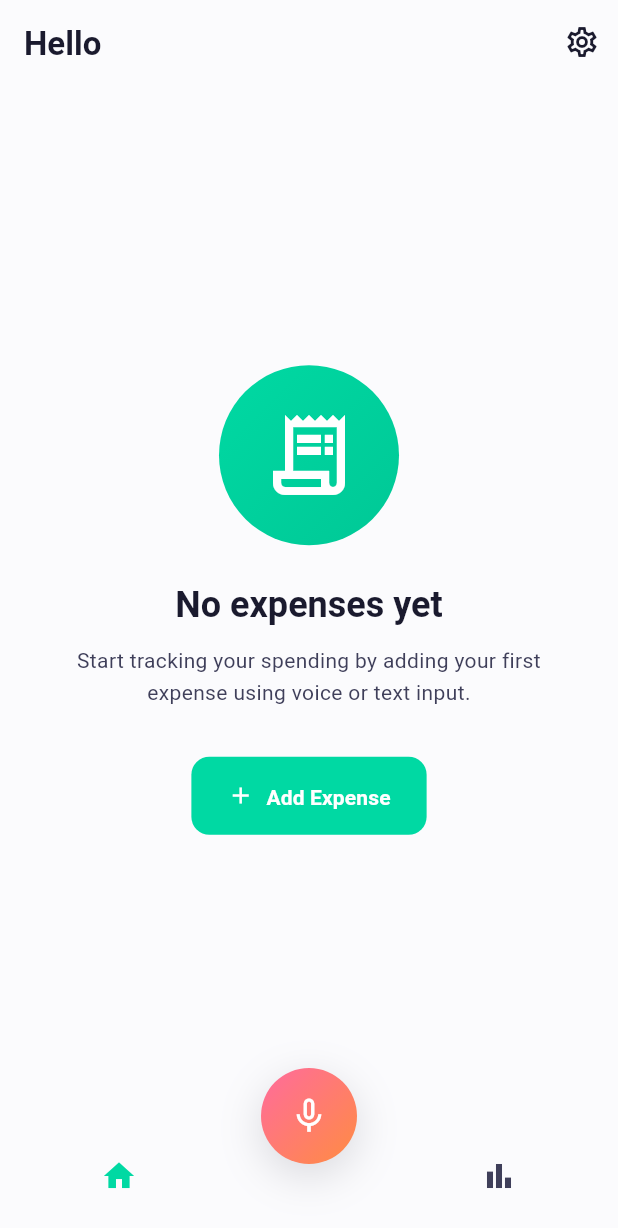
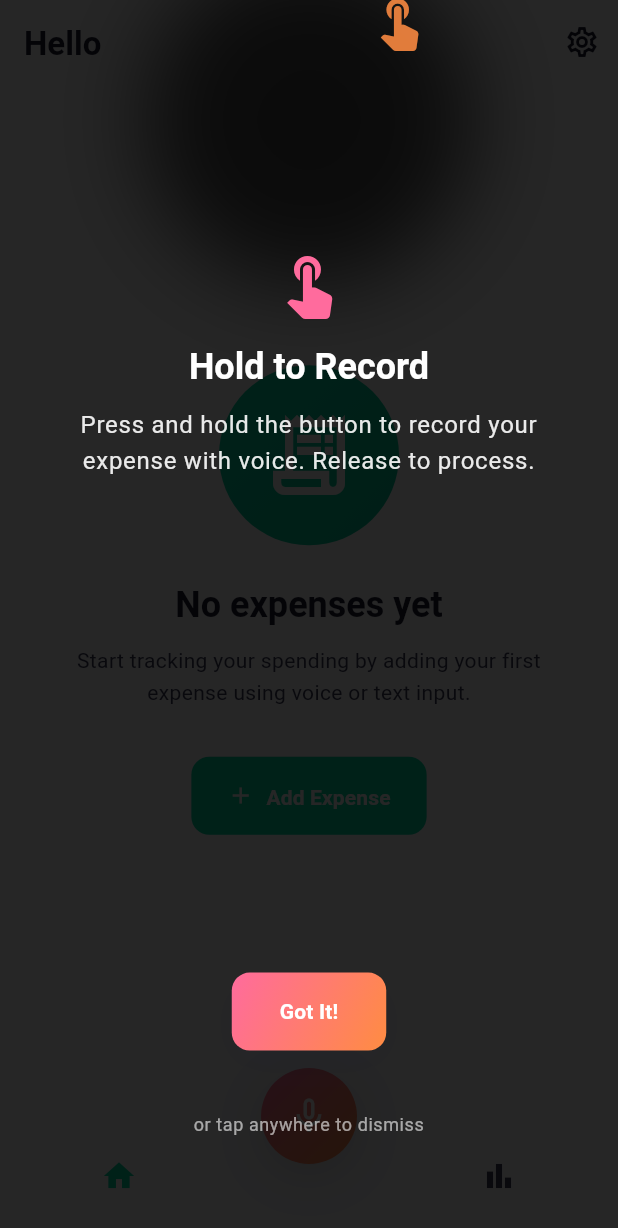
Before and after one commit to phanvantai/quick_spend, a Flutter app: the MainScreen screen opened directly, on a phone screen of 412 x 824 dp. Shown: the top 1228 px of the screen. Run offline on Flutter 3.47's test engine with Material 3 defaults, Android fonts, the phone set to English and light mode, and no system bars; our stand-ins replace cloud_firestore, easy_localization, firebase_ai, firebase_core, flutter_slidable, permission_handler and 3 more; accounts and stored records are empty.

Commit message:
feat: add voice button tutorial and onboarding hints
Implemented comprehensive voice button discovery system with:

1. **First-time Tutorial Overlay**:
   - Animated overlay on first launch after permissions granted
   - Shows "Hold to Record" instruction with hand animation
   - Spotlight effect highlighting the voice button
   - "Got It" button to dismiss
   - Bilingual support (English/Vietnamese)

2. **Pulsing Hint Animation**:
   - Subtle pulsing rings around voice button
   - Shows for first 3 recordings after tutorial
   - Helps reinforce the hold-to-record interaction
   - Automatically stops after 3 uses

3. **PreferencesService Extensions**:
   - Track tutorial shown status
   - Track voice recording count
   - Check if pulsing hint should be shown
   - Persistent state across app launches

4. **Always Available Fallback**:
   - Tap voice button shows hint snackbar
   - Ensures users can always get help

Files changed:
- lib/services/preferences_service.dart: Add tutorial tracking
- lib/widgets/voice_tutorial_overlay.dart: New tutorial widget
- lib/screens/main_screen.dart: Integrate tutorial & pulsing
- assets/translations/en-US.json: Add tutorial strings
- assets/translations/vi-VN.json: Add Vietnamese translations

This solves the discoverability problem by educating users
immediately, providing gentle reminders, and maintaining a
fallback help mechanism.

```diff
--- a/assets/translations/en-US.json
+++ b/assets/translations/en-US.json
@@ -96,7 +96,11 @@
     "permission_settings_hint": "Enable Microphone and Speech Recognition in your device Settings app",
     "permission_settings_hint_android": "Enable Microphone in your device Settings app",
     "permission_settings_hint_ios": "Enable Microphone and Speech Recognition in Settings",
-    "open_settings": "Open Settings"
+    "open_settings": "Open Settings",
+    "tutorial_title": "Hold to Record",
+    "tutorial_description": "Press and hold the button to record your expense with voice. Release to process.",
+    "tutorial_got_it": "Got It!",
+    "tutorial_tap_anywhere": "or tap anywhere to dismiss"
   },
   "navigation": {
     "input": "Input",
--- a/assets/translations/vi-VN.json
+++ b/assets/translations/vi-VN.json
@@ -96,7 +96,11 @@
     "permission_settings_hint": "Bật quyền Microphone và Nhận dạng Giọng nói trong ứng dụng Cài đặt",
     "permission_settings_hint_android": "Bật quyền Microphone trong ứng dụng Cài đặt",
     "permission_settings_hint_ios": "Bật quyền Microphone và Nhận dạng Giọng nói trong Cài đặt",
-    "open_settings": "Mở Cài Đặt"
+    "open_settings": "Mở Cài Đặt",
+    "tutorial_title": "Giữ để Ghi Âm",
+    "tutorial_description": "Nhấn và giữ nút để ghi âm chi tiêu bằng giọng nói. Thả ra để xử lý.",
+    "tutorial_got_it": "Đã Hiểu!",
+    "tutorial_tap_anywhere": "hoặc chạm bất kỳ đâu để đóng"
   },
   "navigation": {
     "input": "Nhập",
--- a/lib/screens/main_screen.dart
+++ b/lib/screens/main_screen.dart
@@ -7,7 +7,9 @@ import '../providers/app_config_provider.dart';
 import '../providers/expense_provider.dart';
 import '../services/voice_service.dart';
 import '../services/expense_parser.dart';
+import '../services/preferences_service.dart';
 import '../theme/app_theme.dart';
+import '../widgets/voice_tutorial_overlay.dart';
 import 'home_screen.dart';
 import 'report_screen.dart';
 
@@ -36,6 +38,14 @@ class _MainScreenState extends State<MainScreen> with TickerProviderStateMixin {
   late Animation<double> _swipeSlideAnimation;
   late WidgetsBindingObserver _lifecycleObserver;
 
+  // Tutorial state
+  final PreferencesService _prefsService = PreferencesService();
+  bool _showTutorial = false;
+  bool _shouldShowPulse = false;
+  late AnimationController _pulseController;
+  late Animation<double> _pulseAnimation;
+  final GlobalKey _fabKey = GlobalKey();
+
   @override
   void initState() {
     super.initState();
@@ -44,6 +54,9 @@ class _MainScreenState extends State<MainScreen> with TickerProviderStateMixin {
 
     // Check permission status on init
     _checkPermissionStatus();
+
+    // Check tutorial status
+    _checkTutorialStatus();
 
     // Listen for app lifecycle changes to refresh permission status
     _lifecycleObserver = _AppLifecycleObserver(
@@ -74,12 +87,22 @@ class _MainScreenState extends State<MainScreen> with TickerProviderStateMixin {
     _swipeSlideAnimation = Tween<double>(begin: -5.0, end: 5.0).animate(
       CurvedAnimation(parent: _swipeTextController, curve: Curves.easeInOut),
     );
+
+    // Pulse animation for tutorial hint
+    _pulseController = AnimationController(
+      vsync: this,
+      duration: const Duration(milliseconds: 1500),
+    );
+    _pulseAnimation = Tween<double>(begin: 1.0, end: 1.3).animate(
+      CurvedAnimation(parent: _pulseController, curve: Curves.easeInOut),
+    );
   }
 
   @override
   void dispose() {
     _listeningTextController.dispose();
     _swipeTextController.dispose();
+    _pulseController.dispose();
     _voiceService.dispose();
     WidgetsBinding.instance.removeObserver(_lifecycleObserver);
     super.dispose();
@@ -120,6 +143,52 @@ class _MainScreenState extends State<MainScreen> with TickerProviderStateMixin {
         });
       }
     }
+
+    // Show tutorial after permissions are checked (if needed)
+    _maybeShowTutorial();
+  }
+
+  Future<void> _checkTutorialStatus() async {
+    debugPrint('📚 [MainScreen] Checking tutorial status...');
+    final hasShown = await _prefsService.hasShownVoiceTutorial();
+    final shouldPulse = await _prefsService.shouldShowVoicePulsingHint();
+
+    debugPrint('📚 [MainScreen] Tutorial shown: $hasShown');
+    debugPrint('📚 [MainScreen] Should show pulse: $shouldPulse');
+
+    setState(() {
+      _shouldShowPulse = shouldPulse;
+    });
+
+    if (shouldPulse) {
+      _pulseController.repeat(reverse: true);
+    }
+  }
+
+  Future<void> _maybeShowTutorial() async {
+    final hasShown = await _prefsService.hasShownVoiceTutorial();
+    if (!hasShown && _hasRequiredPermissions() && mounted) {
+      // Wait a bit for the UI to settle, then show tutorial
+      await Future.delayed(const Duration(milliseconds: 500));
+      if (mounted) {
+        setState(() {
+          _showTutorial = true;
+        });
+      }
+    }
+  }
+
+  Future<void> _dismissTutorial() async {
+    debugPrint('📚 [MainScreen] Dismissing tutorial...');
+    await _prefsService.markVoiceTutorialShown();
+
+    setState(() {
+      _showTutorial = false;
+      _shouldShowPulse = true;
+    });
+
+    // Start pulsing animation for next few uses
+    _pulseController.repeat(reverse: true);
   }
 
   bool _hasRequiredPermissions() {
@@ -163,6 +232,16 @@ class _MainScreenState extends State<MainScreen> with TickerProviderStateMixin {
     if (!hasPermission) {
       debugPrint('❌ [MainScreen] Cannot record - permissions not granted');
       return;
+    }
+
+    // Increment recording count and stop pulse hint
+    await _prefsService.incrementVoiceRecordingCount();
+    final shouldStopPulse = await _prefsService.getVoiceRecordingCount() >= 3;
+    if (shouldStopPulse && _shouldShowPulse) {
+      _pulseController.stop();
+      setState(() {
+        _shouldShowPulse = false;
+      });
     }
 
     if (!mounted) return;
@@ -713,7 +792,24 @@ class _MainScreenState extends State<MainScreen> with TickerProviderStateMixin {
               ),
             ),
           ),
+
+        // Tutorial overlay
+        if (_showTutorial)
+          VoiceTutorialOverlay(
+            onDismiss: _dismissTutorial,
+            fabPosition: _getFABPosition(),
+          ),
       ],
+    );
+  }
+
+  Offset _getFABPosition() {
+    // Get FAB position from the screen
+    // FAB is centered horizontally and docked at the bottom
+    final size = MediaQuery.of(context).size;
+    return Offset(
+      size.width / 2,
+      size.height - 80, // Approximate bottom position with padding
     );
   }
 
@@ -754,7 +850,7 @@ class _MainScreenState extends State<MainScreen> with TickerProviderStateMixin {
       enableHold = false;
     }
 
-    return GestureDetector(
+    final fabWidget = GestureDetector(
       onLongPressStart: enableHold && !_isRecording
           ? (_) => _startRecording()
           : null,
@@ -767,6 +863,7 @@ class _MainScreenState extends State<MainScreen> with TickerProviderStateMixin {
             }
           : null,
       child: Container(
+        key: _fabKey,
         width: 64,
         height: 64,
         decoration: BoxDecoration(
@@ -785,6 +882,51 @@ class _MainScreenState extends State<MainScreen> with TickerProviderStateMixin {
         ),
       ),
     );
+
+    // Wrap with pulsing rings if needed
+    if (_shouldShowPulse && !_isRecording) {
+      return AnimatedBuilder(
+        animation: _pulseAnimation,
+        builder: (context, child) {
+          return Stack(
+            alignment: Alignment.center,
+            children: [
+              // Outer ring
+              Container(
+                width: 64 * _pulseAnimation.value * 1.2,
+                height: 64 * _pulseAnimation.value * 1.2,
+                decoration: BoxDecoration(
+                  shape: BoxShape.circle,
+                  border: Border.all(
+                    color: AppTheme.accentPink
+                        .withValues(alpha: 0.3 * (2 - _pulseAnimation.value)),
+                    width: 2,
+                  ),
+                ),
+              ),
+              // Inner ring
+              Container(
+                width: 64 * _pulseAnimation.value,
+                height: 64 * _pulseAnimation.value,
+                decoration: BoxDecoration(
+                  shape: BoxShape.circle,
+                  border: Border.all(
+                    color: AppTheme.accentOrange
+                        .withValues(alpha: 0.4 * (2 - _pulseAnimation.value)),
+                    width: 2,
+                  ),
+                ),
+              ),
+              // FAB
+              child!,
+            ],
+          );
+        },
+        child: fabWidget,
+      );
+    }
+
+    return fabWidget;
   }
 
   Widget _buildRipple(double level, double size, double opacity) {
--- /dev/null
+++ b/lib/widgets/voice_tutorial_overlay.dart
@@ -0,0 +1,250 @@
+import 'package:flutter/material.dart';
+import 'package:easy_localization/easy_localization.dart';
+import '../theme/app_theme.dart';
+
+/// Tutorial overlay that teaches users how to use voice input
+/// Shows on first launch with animated instructions
+class VoiceTutorialOverlay extends StatefulWidget {
+  final VoidCallback onDismiss;
+  final Offset fabPosition;
+
+  const VoiceTutorialOverlay({
+    super.key,
+    required this.onDismiss,
+    required this.fabPosition,
+  });
+
+  @override
+  State<VoiceTutorialOverlay> createState() => _VoiceTutorialOverlayState();
+}
+
+class _VoiceTutorialOverlayState extends State<VoiceTutorialOverlay>
+    with SingleTickerProviderStateMixin {
+  late AnimationController _animationController;
+  late Animation<double> _fadeAnimation;
+  late Animation<double> _scaleAnimation;
+  late Animation<double> _pressAnimation;
+
+  @override
+  void initState() {
+    super.initState();
+
+    _animationController = AnimationController(
+      vsync: this,
+      duration: const Duration(milliseconds: 2000),
+    );
+
+    _fadeAnimation = Tween<double>(begin: 0.0, end: 1.0).animate(
+      CurvedAnimation(
+        parent: _animationController,
+        curve: const Interval(0.0, 0.3, curve: Curves.easeOut),
+      ),
+    );
+
+    _scaleAnimation = Tween<double>(begin: 0.8, end: 1.0).animate(
+      CurvedAnimation(
+        parent: _animationController,
+        curve: const Interval(0.0, 0.3, curve: Curves.easeOut),
+      ),
+    );
+
+    // Animate hand pressing down and up repeatedly
+    _pressAnimation = TweenSequence<double>([
+      TweenSequenceItem(tween: Tween(begin: 0.0, end: 1.0), weight: 30),
+      TweenSequenceItem(tween: Tween(begin: 1.0, end: 1.0), weight: 20),
+      TweenSequenceItem(tween: Tween(begin: 1.0, end: 0.0), weight: 30),
+      TweenSequenceItem(tween: Tween(begin: 0.0, end: 0.0), weight: 20),
+    ]).animate(
+      CurvedAnimation(
+        parent: _animationController,
+        curve: const Interval(0.3, 1.0, curve: Curves.easeInOut),
+      ),
+    );
+
+    _animationController.forward();
+    // Repeat the press animation
+    _animationController.addStatusListener((status) {
+      if (status == AnimationStatus.completed) {
+        _animationController.forward(from: 0.3);
+      }
+    });
+  }
+
+  @override
+  void dispose() {
+    _animationController.dispose();
+    super.dispose();
+  }
+
+  @override
+  Widget build(BuildContext context) {
+    return GestureDetector(
+      onTap: widget.onDismiss,
+      child: AnimatedBuilder(
+        animation: _fadeAnimation,
+        builder: (context, child) {
+          return Container(
+            color: Colors.black.withValues(alpha: 0.85 * _fadeAnimation.value),
+            child: Stack(
+              children: [
+                // Spotlight on FAB
+                Positioned(
+                  left: widget.fabPosition.dx - 60,
+                  bottom: widget.fabPosition.dy - 60,
+                  child: Container(
+                    width: 120,
+                    height: 120,
+                    decoration: BoxDecoration(
+                      shape: BoxShape.circle,
+                      boxShadow: [
+                        BoxShadow(
+                          color: Colors.black
+                              .withValues(alpha: 0.7 * _fadeAnimation.value),
+                          blurRadius: 50,
+                          spreadRadius: 50,
+                        ),
+                      ],
+                    ),
+                  ),
+                ),
+
+                // Instructions at the top
+                Positioned(
+                  top: MediaQuery.of(context).size.height * 0.2,
+                  left: 0,
+                  right: 0,
+                  child: Opacity(
+                    opacity: _fadeAnimation.value,
+                    child: Transform.scale(
+                      scale: _scaleAnimation.value,
+                      child: Column(
+                        children: [
+                          Icon(
+                            Icons.touch_app,
+                            size: 48,
+                            color: AppTheme.accentPink,
+                          ),
+                          const SizedBox(height: AppTheme.spacing16),
+                          Text(
+                            context.tr('voice.tutorial_title'),
+                            style: Theme.of(context)
+                                .textTheme
+                                .headlineSmall
+                                ?.copyWith(
+                                  color: Colors.white,
+                                  fontWeight: FontWeight.w700,
+                                ),
+                            textAlign: TextAlign.center,
+                          ),
+                          const SizedBox(height: AppTheme.spacing12),
+                          Padding(
+                            padding: const EdgeInsets.symmetric(
+                              horizontal: AppTheme.spacing32,
+                            ),
+                            child: Text(
+                              context.tr('voice.tutorial_description'),
+                              style: Theme.of(context)
+                                  .textTheme
+                                  .bodyLarge
+                                  ?.copyWith(
+                                    color: Colors.white.withValues(alpha: 0.9),
+                                  ),
+                              textAlign: TextAlign.center,
+                            ),
+                          ),
+                        ],
+                      ),
+                    ),
+                  ),
+                ),
+
+                // Animated hand gesture
+                Positioned(
+                  left: widget.fabPosition.dx + 40,
+                  bottom: widget.fabPosition.dy + 40,
+                  child: AnimatedBuilder(
+                    animation: _pressAnimation,
+                    builder: (context, child) {
+                      return Transform.translate(
+                        offset: Offset(0, -10 * _pressAnimation.value),
+                        child: Opacity(
+                          opacity: 0.3 +
+                              (0.7 * _fadeAnimation.value) *
+                                  (1 - _pressAnimation.value * 0.3),
+                          child: Icon(
+                            Icons.touch_app,
+                            size: 40,
+                            color: AppTheme.accentOrange,
+                          ),
+                        ),
+                      );
+                    },
+                  ),
+                ),
+
+                // Got it button
+                Positioned(
+                  left: 0,
+                  right: 0,
+                  bottom: MediaQuery.of(context).size.height * 0.15,
+                  child: Opacity(
+                    opacity: _fadeAnimation.value,
+                    child: Center(
+                      child: Container(
+                        decoration: BoxDecoration(
+                          gradient: AppTheme.accentGradient,
+                          borderRadius: AppTheme.borderRadiusMedium,
+                          boxShadow: AppTheme.shadowLarge,
+                        ),
+                        child: Material(
+                          color: Colors.transparent,
+                          child: InkWell(
+                            onTap: widget.onDismiss,
+                            borderRadius: AppTheme.borderRadiusMedium,
+                            child: Padding(
+                              padding: const EdgeInsets.symmetric(
+                                horizontal: AppTheme.spacing32,
+                                vertical: AppTheme.spacing16,
+                              ),
+                              child: Text(
+                                context.tr('voice.tutorial_got_it'),
+                                style: Theme.of(context)
+                                    .textTheme
+                                    .labelLarge
+                                    ?.copyWith(
+                                      color: Colors.white,
+                                      fontWeight: FontWeight.w600,
+                                    ),
+                              ),
+                            ),
+                          ),
+                        ),
+                      ),
+                    ),
+                  ),
+                ),
+
+                // Tap anywhere hint
+                Positioned(
+                  left: 0,
+                  right: 0,
+                  bottom: MediaQuery.of(context).size.height * 0.08,
+                  child: Opacity(
+                    opacity: 0.6 * _fadeAnimation.value,
+                    child: Text(
+                      context.tr('voice.tutorial_tap_anywhere'),
+                      style: Theme.of(context).textTheme.bodySmall?.copyWith(
+                            color: Colors.white,
+                          ),
+                      textAlign: TextAlign.center,
+                    ),
+                  ),
+                ),
+              ],
+            ),
+          );
+        },
+      ),
+    );
+  }
+}
```
Also changed, not shown: lib/services/preferences_service.dart (+39 -0 lines).
